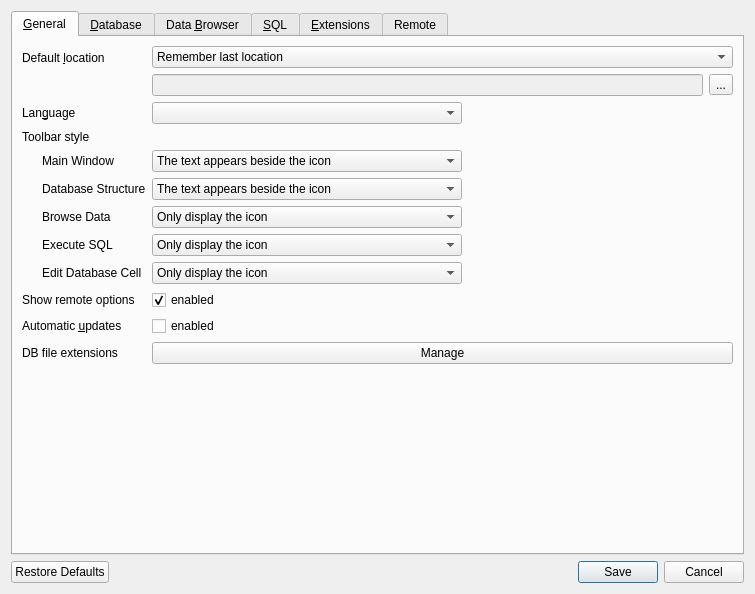
sqlitebrowser/sqlitebrowser, file src/PreferencesDialog.ui: the form before one commit.
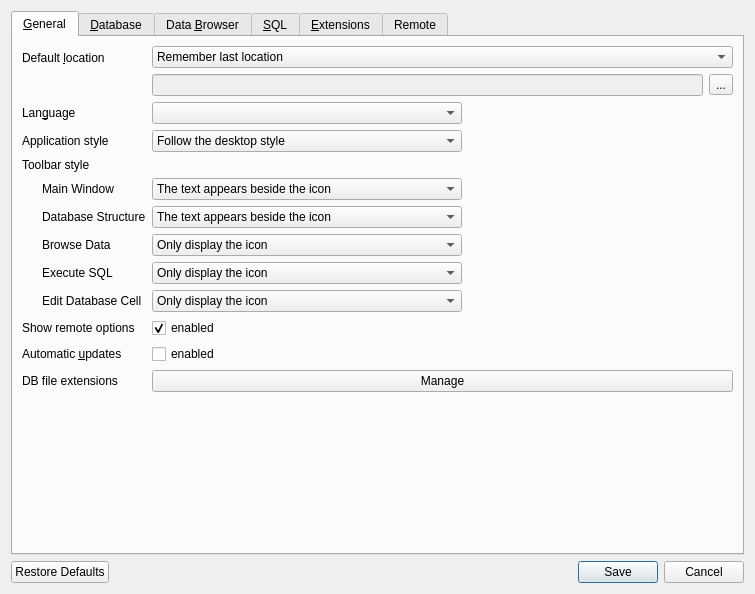
The form after the commit. Icons and pictures are not drawn. Custom widgets are drawn as their Qt base class.

Commit message: New setting allowing to set a dark style using a style-sheet

Diff of the .ui file:
```diff
--- a/src/PreferencesDialog.ui
+++ b/src/PreferencesDialog.ui
@@ -122,7 +122,7 @@
          </property>
         </widget>
        </item>
-       <item row="2" column="0">
+       <item row="3" column="0">
         <widget class="QLabel" name="labelToolbarStyle">
          <property name="text">
           <string>Toolbar style</string>
@@ -132,58 +132,8 @@
          </property>
         </widget>
        </item>
-       <item row="4" column="1">
-        <widget class="QComboBox" name="toolbarStyleComboMain">
-         <property name="sizePolicy">
-          <sizepolicy hsizetype="Maximum" vsizetype="Fixed">
-           <horstretch>0</horstretch>
-           <verstretch>0</verstretch>
-          </sizepolicy>
-         </property>
-         <property name="currentIndex">
-          <number>2</number>
-         </property>
-         <property name="sizeAdjustPolicy">
-          <enum>QComboBox::AdjustToContents</enum>
-         </property>
-         <property name="minimumContentsLength">
-          <number>35</number>
-         </property>
-         <property name="iconSize">
-          <size>
-           <width>20</width>
-           <height>15</height>
-          </size>
-         </property>
-         <item>
-          <property name="text">
-           <string>Only display the icon</string>
-          </property>
-         </item>
-         <item>
-          <property name="text">
-           <string>Only display the text</string>
-          </property>
-         </item>
-         <item>
-          <property name="text">
-           <string>The text appears beside the icon</string>
-          </property>
-         </item>
-         <item>
-          <property name="text">
-           <string>The text appears under the icon</string>
-          </property>
-         </item>
-         <item>
-          <property name="text">
-           <string>Follow the style</string>
-          </property>
-         </item>
-        </widget>
-       </item>
        <item row="5" column="1">
-        <widget class="QComboBox" name="toolbarStyleComboStructure">
+        <widget class="QComboBox" name="toolbarStyleComboMain">
          <property name="sizePolicy">
           <sizepolicy hsizetype="Maximum" vsizetype="Fixed">
            <horstretch>0</horstretch>
@@ -233,7 +183,7 @@
         </widget>
        </item>
        <item row="6" column="1">
-        <widget class="QComboBox" name="toolbarStyleComboBrowse">
+        <widget class="QComboBox" name="toolbarStyleComboStructure">
          <property name="sizePolicy">
           <sizepolicy hsizetype="Maximum" vsizetype="Fixed">
            <horstretch>0</horstretch>
@@ -241,7 +191,7 @@
           </sizepolicy>
          </property>
          <property name="currentIndex">
-          <number>0</number>
+          <number>2</number>
          </property>
          <property name="sizeAdjustPolicy">
           <enum>QComboBox::AdjustToContents</enum>
@@ -283,6 +233,56 @@
         </widget>
        </item>
        <item row="7" column="1">
+        <widget class="QComboBox" name="toolbarStyleComboBrowse">
+         <property name="sizePolicy">
+          <sizepolicy hsizetype="Maximum" vsizetype="Fixed">
+           <horstretch>0</horstretch>
+           <verstretch>0</verstretch>
+          </sizepolicy>
+         </property>
+         <property name="currentIndex">
+          <number>0</number>
+         </property>
+         <property name="sizeAdjustPolicy">
+          <enum>QComboBox::AdjustToContents</enum>
+         </property>
+         <property name="minimumContentsLength">
+          <number>35</number>
+         </property>
+         <property name="iconSize">
+          <size>
+           <width>20</width>
+           <height>15</height>
+          </size>
+         </property>
+         <item>
+          <property name="text">
+           <string>Only display the icon</string>
+          </property>
+         </item>
+         <item>
+          <property name="text">
+           <string>Only display the text</string>
+          </property>
+         </item>
+         <item>
+          <property name="text">
+           <string>The text appears beside the icon</string>
+          </property>
+         </item>
+         <item>
+          <property name="text">
+           <string>The text appears under the icon</string>
+          </property>
+         </item>
+         <item>
+          <property name="text">
+           <string>Follow the style</string>
+          </property>
+         </item>
+        </widget>
+       </item>
+       <item row="8" column="1">
         <widget class="QComboBox" name="toolbarStyleComboSql">
          <property name="sizePolicy">
           <sizepolicy hsizetype="Maximum" vsizetype="Fixed">
@@ -332,7 +332,7 @@
          </item>
         </widget>
        </item>
-       <item row="9" column="0">
+       <item row="10" column="0">
         <widget class="QLabel" name="labelUseRemotes">
          <property name="text">
           <string>Show remote options</string>
@@ -342,7 +342,7 @@
          </property>
         </widget>
        </item>
-       <item row="9" column="1">
+       <item row="10" column="1">
         <widget class="QCheckBox" name="checkUseRemotes">
          <property name="text">
           <string>enabled</string>
@@ -352,7 +352,7 @@
          </property>
         </widget>
        </item>
-       <item row="10" column="0">
+       <item row="11" column="0">
         <widget class="QLabel" name="labelUpdates">
          <property name="text">
           <string>Automatic &amp;updates</string>
@@ -362,14 +362,14 @@
          </property>
         </widget>
        </item>
-       <item row="10" column="1">
+       <item row="11" column="1">
         <widget class="QCheckBox" name="checkUpdates">
          <property name="text">
           <string>enabled</string>
          </property>
         </widget>
        </item>
-       <item row="11" column="0">
+       <item row="12" column="0">
         <widget class="QLabel" name="label_16">
          <property name="text">
           <string>DB file extensions</string>
@@ -379,14 +379,14 @@
          </property>
         </widget>
        </item>
-       <item row="11" column="1">
+       <item row="12" column="1">
         <widget class="QPushButton" name="buttonManageFileExtension">
          <property name="text">
           <string>Manage</string>
          </property>
         </widget>
        </item>
-       <item row="4" column="0">
+       <item row="5" column="0">
         <widget class="QLabel" name="labelMainToolBar">
          <property name="text">
           <string>Main Window</string>
@@ -399,7 +399,7 @@
          </property>
         </widget>
        </item>
-       <item row="5" column="0">
+       <item row="6" column="0">
         <widget class="QLabel" name="labelStructureToolBar">
          <property name="text">
           <string>Database Structure</string>
@@ -412,7 +412,7 @@
          </property>
         </widget>
        </item>
-       <item row="6" column="0">
+       <item row="7" column="0">
         <widget class="QLabel" name="labelBrowseToolBar">
          <property name="text">
           <string>Browse Data</string>
@@ -425,7 +425,7 @@
          </property>
         </widget>
        </item>
-       <item row="7" column="0">
+       <item row="8" column="0">
         <widget class="QLabel" name="labelSqlToolBar">
          <property name="text">
           <string>Execute SQL</string>
@@ -438,7 +438,7 @@
          </property>
         </widget>
        </item>
-       <item row="8" column="1">
+       <item row="9" column="1">
         <widget class="QComboBox" name="toolbarStyleComboEditCell">
          <property name="sizePolicy">
           <sizepolicy hsizetype="Maximum" vsizetype="Fixed">
@@ -488,7 +488,7 @@
          </item>
         </widget>
        </item>
-       <item row="8" column="0">
+       <item row="9" column="0">
         <widget class="QLabel" name="labelEditCellToolBar">
          <property name="text">
           <string>Edit Database Cell</string>
@@ -501,6 +501,51 @@
          </property>
         </widget>
        </item>
+       <item row="2" column="1">
+        <widget class="QComboBox" name="appStyleCombo">
+         <property name="sizePolicy">
+          <sizepolicy hsizetype="Maximum" vsizetype="Fixed">
+           <horstretch>0</horstretch>
+           <verstretch>0</verstretch>
+          </sizepolicy>
+         </property>
+         <property name="currentIndex">
+          <number>0</number>
+         </property>
+         <property name="sizeAdjustPolicy">
+          <enum>QComboBox::AdjustToContents</enum>
+         </property>
+         <property name="minimumContentsLength">
+          <number>35</number>
+         </property>
+         <property name="iconSize">
+          <size>
+           <width>20</width>
+           <height>15</height>
+          </size>
+         </property>
+         <item>
+          <property name="text">
+           <string>Follow the desktop style</string>
+          </property>
+         </item>
+         <item>
+          <property name="text">
+           <string>Dark style</string>
+          </property>
+         </item>
+        </widget>
+       </item>
+       <item row="2" column="0">
+        <widget class="QLabel" name="labelAppStyle">
+         <property name="text">
+          <string>Application style</string>
+         </property>
+         <property name="buddy">
+          <cstring>toolbarStyleComboStructure</cstring>
+         </property>
+        </widget>
+       </item>
       </layout>
      </widget>
      <widget class="QWidget" name="tab">
```
The commit also changes 49 other files.
